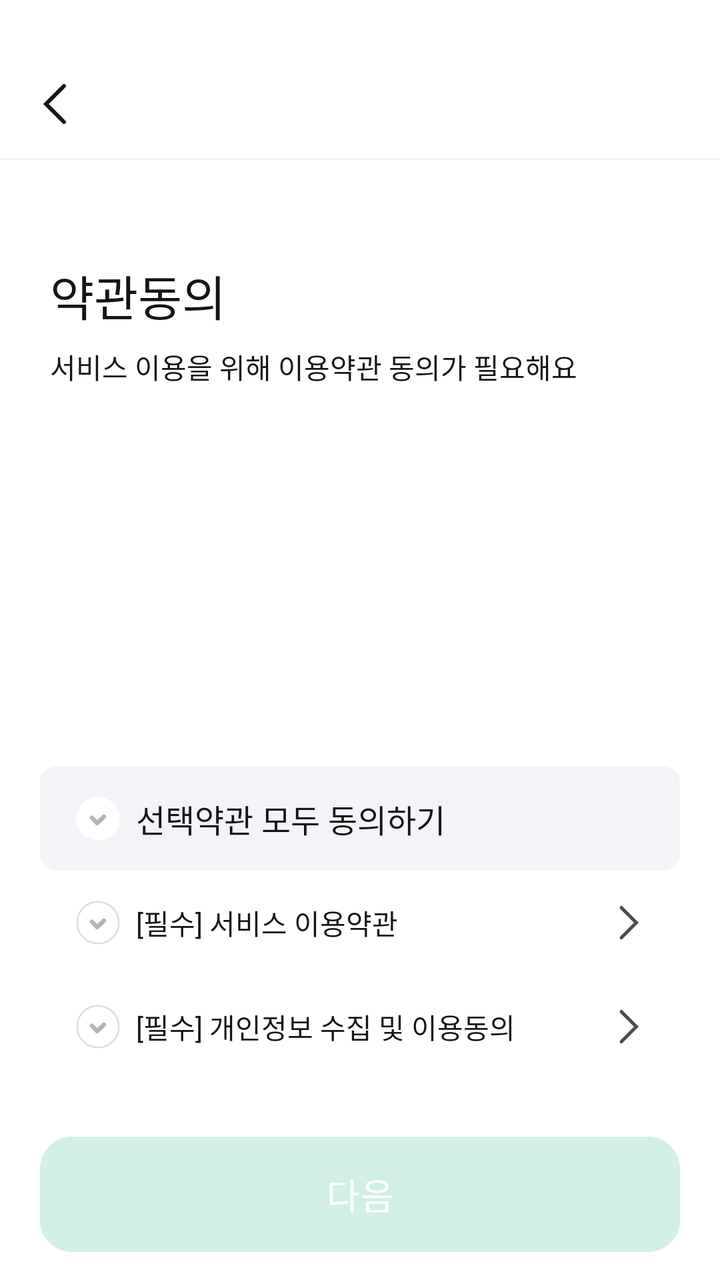
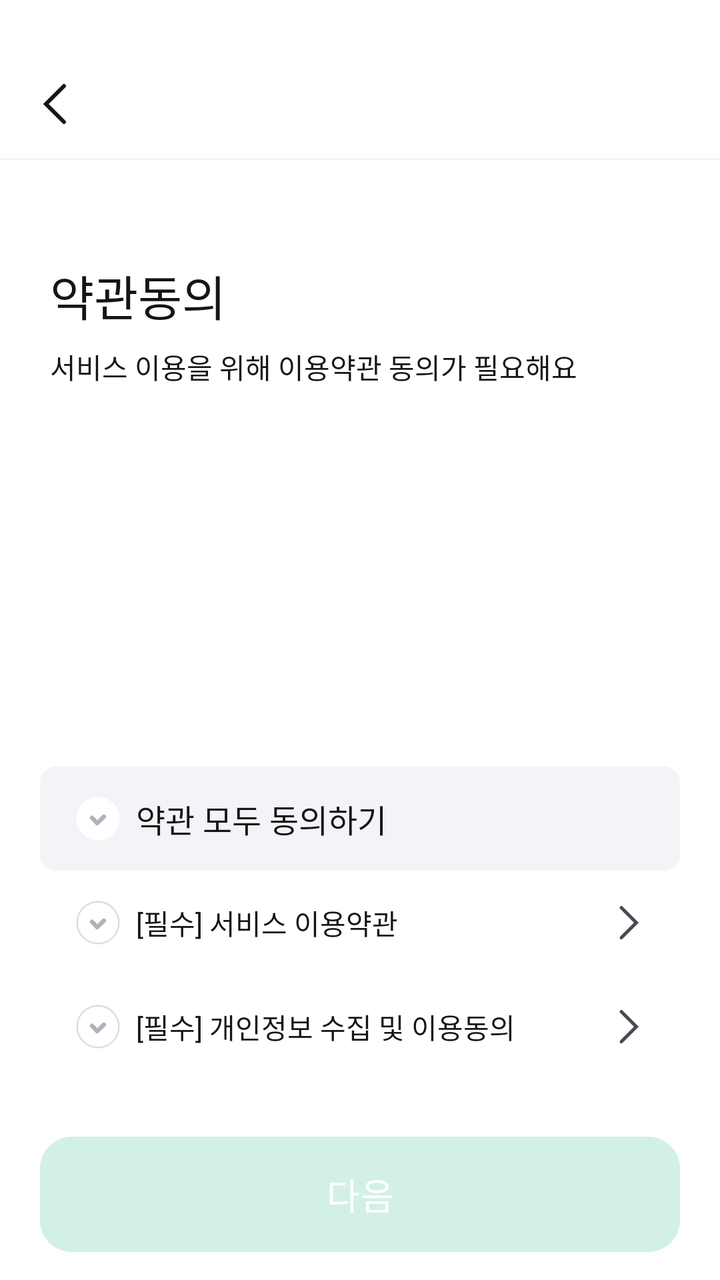

Two renders of the same Android screen: before a commit and after it. Below are the layout's source before the change and the commit's diff.
<!-- AndroidManifest.xml: application theme Theme.Terbuck -->
<!-- res/layout/fragment_sign_up_agreement.xml -->
<?xml version="1.0" encoding="utf-8"?>
<androidx.constraintlayout.widget.ConstraintLayout xmlns:android="http://schemas.android.com/apk/res/android"
    xmlns:tools="http://schemas.android.com/tools"
    android:layout_width="match_parent"
    android:layout_height="match_parent"
    xmlns:app="http://schemas.android.com/apk/res-auto"
    tools:context=".ui.onboarding.SignUpAgreementFragment">

    <include
        android:id="@+id/toolbar"
        layout="@layout/toolbar_back_title"
        android:layout_width="0dp"
        android:layout_height="wrap_content"
        app:layout_constraintEnd_toEndOf="parent"
        app:layout_constraintStart_toStartOf="parent"
        app:layout_constraintTop_toTopOf="parent" />

    <TextView
        android:id="@+id/textView_title"
        style="@style/Title_Bold_24"
        android:layout_width="wrap_content"
        android:layout_height="wrap_content"
        android:layout_marginTop="50dp"
        android:layout_marginStart="25dp"
        android:text="약관동의"
        app:layout_constraintStart_toStartOf="parent"
        app:layout_constraintTop_toBottomOf="@+id/toolbar" />

    <TextView
        android:id="@+id/textView_description"
        android:layout_width="wrap_content"
        android:layout_height="wrap_content"
        android:layout_marginEnd="25dp"
        android:layout_marginTop="8dp"
        android:text="서비스 이용을 위해 이용약관 동의가 필요해요"
        app:layout_constraintEnd_toEndOf="parent"
        app:layout_constraintHorizontal_bias="0.0"
        app:layout_constraintStart_toStartOf="@+id/textView_title"
        app:layout_constraintTop_toBottomOf="@+id/textView_title" />

    <androidx.constraintlayout.widget.ConstraintLayout
        android:layout_width="match_parent"
        android:layout_height="wrap_content"
        android:layout_marginHorizontal="20dp"
        android:layout_marginBottom="25dp"
        app:layout_constraintBottom_toTopOf="@+id/button_next"
        app:layout_constraintEnd_toEndOf="parent"
        app:layout_constraintStart_toStartOf="parent"
        app:layout_constraintTop_toBottomOf="@+id/textView_description"
        app:layout_constraintVertical_bias="1.0">

        <LinearLayout
            android:id="@+id/layout_agreement_all"
            android:layout_width="match_parent"
            android:layout_height="match_parent"
            android:background="@drawable/background_white5_radius8"
            android:orientation="horizontal"
            android:paddingHorizontal="16dp"
            android:paddingVertical="13dp"
            app:layout_constraintEnd_toEndOf="parent"
            app:layout_constraintStart_toStartOf="parent"
            app:layout_constraintTop_toTopOf="parent">

            <ImageView
                android:id="@+id/imageView_checkbox_all"
                android:layout_width="wrap_content"
                android:layout_height="wrap_content"
                android:layout_gravity="center"
                android:src="@drawable/ic_checkbox_white" />

            <TextView
                android:id="@+id/textView_agreement_all"
                style="@style/Text_Semi_16"
                android:layout_width="wrap_content"
                android:layout_height="wrap_content"
                android:layout_gravity="center"
                android:layout_marginStart="6dp"
                android:layout_weight="1"
                android:text="선택약관 모두 동의하기" />
        </LinearLayout>

        <LinearLayout
            android:id="@+id/layout_agreement1"
            android:layout_width="match_parent"
            android:layout_height="match_parent"
            android:orientation="horizontal"
            android:paddingHorizontal="16dp"
            android:paddingVertical="13dp"
            app:layout_constraintEnd_toEndOf="parent"
            app:layout_constraintStart_toStartOf="parent"
            app:layout_constraintTop_toBottomOf="@+id/layout_agreement_all">

            <ImageView
                android:id="@+id/imageView_checkbox1"
                android:layout_width="wrap_content"
                android:layout_height="wrap_content"
                android:layout_gravity="center"
                android:src="@drawable/ic_checkbox_stroke" />

            <TextView
                android:id="@+id/textView_agreement_agreement1"
                style="@style/Text_Regular_14"
                android:layout_width="wrap_content"
                android:layout_height="wrap_content"
                android:layout_gravity="center"
                android:layout_marginStart="6dp"
                android:layout_marginEnd="6dp"
                android:layout_weight="1"
                android:text="[필수] 서비스 이용약관" />

            <ImageView
                android:id="@+id/imageView_next1"
                android:layout_width="wrap_content"
                android:layout_height="wrap_content"
                android:layout_gravity="center"
                android:src="@drawable/ic_next_black30" />
        </LinearLayout>

        <LinearLayout
            android:id="@+id/layout_agreement2"
            android:layout_width="match_parent"
            android:layout_height="match_parent"
            android:orientation="horizontal"
            android:paddingHorizontal="16dp"
            android:paddingVertical="13dp"
            app:layout_constraintEnd_toEndOf="parent"
            app:layout_constraintStart_toStartOf="parent"
            app:layout_constraintTop_toBottomOf="@+id/layout_agreement1">

            <ImageView
                android:id="@+id/imageView_checkbox2"
                android:layout_width="wrap_content"
                android:layout_height="wrap_content"
                android:layout_gravity="center"
                android:src="@drawable/ic_checkbox_stroke" />

            <TextView
                android:id="@+id/textView_agreement_agreement2"
                style="@style/Text_Regular_14"
                android:layout_width="wrap_content"
                android:layout_height="wrap_content"
                android:layout_gravity="center"
                android:layout_marginStart="6dp"
                android:layout_marginEnd="6dp"
                android:layout_weight="1"
                android:text="[필수] 개인정보 수집 및 이용동의" />

            <ImageView
                android:id="@+id/imageView_next2"
                android:layout_width="wrap_content"
                android:layout_height="wrap_content"
                android:layout_gravity="center"
                android:src="@drawable/ic_next_black30" />
        </LinearLayout>
    </androidx.constraintlayout.widget.ConstraintLayout>

    <Button
        android:id="@+id/button_next"
        style="@style/NextButton"
        android:layout_width="0dp"
        android:layout_height="wrap_content"
        android:enabled="false"
        android:text="다음"
        app:layout_constraintBottom_toBottomOf="parent"
        app:layout_constraintEnd_toEndOf="parent"
        app:layout_constraintStart_toStartOf="parent" />
</androidx.constraintlayout.widget.ConstraintLayout>
<!-- res/layout/toolbar_back_title.xml (included above) -->
<?xml version="1.0" encoding="utf-8"?>
<androidx.constraintlayout.widget.ConstraintLayout xmlns:android="http://schemas.android.com/apk/res/android"
    xmlns:app="http://schemas.android.com/apk/res-auto"
    xmlns:tools="http://schemas.android.com/tools"
    android:layout_width="match_parent"
    android:layout_height="wrap_content"
    android:paddingTop="24dp">

    <androidx.constraintlayout.widget.ConstraintLayout
        android:layout_width="0dp"
        android:layout_height="wrap_content"
        android:padding="16dp"
        app:layout_constraintBottom_toBottomOf="@+id/divider"
        app:layout_constraintEnd_toEndOf="parent"
        app:layout_constraintStart_toStartOf="parent"
        app:layout_constraintTop_toTopOf="parent">

        <ImageView
            android:id="@+id/button_back"
            android:layout_width="wrap_content"
            android:layout_height="wrap_content"
            app:layout_constraintStart_toStartOf="parent"
            app:layout_constraintTop_toTopOf="parent"
            app:srcCompat="@drawable/ic_back_black50" />

        <TextView
            android:id="@+id/textView_head"
            style="@style/Text_Semi_16"
            android:layout_width="wrap_content"
            android:layout_height="wrap_content"
            app:layout_constraintBottom_toBottomOf="@+id/button_back"
            app:layout_constraintEnd_toEndOf="parent"
            app:layout_constraintStart_toStartOf="parent"
            app:layout_constraintTop_toTopOf="@+id/button_back" />
    </androidx.constraintlayout.widget.ConstraintLayout>

    <View
        android:id="@+id/divider"
        android:layout_width="match_parent"
        android:layout_height="1dp"
        android:background="@color/white_5"
        app:layout_constraintBottom_toBottomOf="parent"
        tools:layout_editor_absoluteX="16dp" />
</androidx.constraintlayout.widget.ConstraintLayout>
<!-- resources referenced by this layout -->
<resources>
  <color name="white_5">#F2F4F7</color>
  <!-- drawable background_white5_radius8 (drawable) -->
  <?xml version="1.0" encoding="utf-8"?>
  <shape xmlns:android="http://schemas.android.com/apk/res/android">
  
      <solid android:color="@color/white_5"/>
  
      <corners android:radius="8dp"/>
  </shape>
  <!-- drawable ic_back_black50 (drawable) -->
  <vector xmlns:android="http://schemas.android.com/apk/res/android"
      android:width="24dp"
      android:height="24dp"
      android:viewportWidth="24"
      android:viewportHeight="24">
    <path
        android:pathData="M16,21L7,12L16,3"
        android:strokeWidth="2"
        android:fillColor="#00000000"
        android:strokeColor="#141517"
        android:strokeLineCap="round"/>
  </vector>
  <!-- drawable ic_next_black30 (drawable) -->
  <vector xmlns:android="http://schemas.android.com/apk/res/android"
      android:width="20dp"
      android:height="20dp"
      android:viewportWidth="20"
      android:viewportHeight="20">
    <path
        android:pathData="M6.667,2.5L14.167,10L6.667,17.5"
        android:strokeWidth="1.66667"
        android:fillColor="#00000000"
        android:strokeColor="#5A5E66"
        android:strokeLineCap="round"/>
    <path
        android:pathData="M6.667,2.5L14.167,10L6.667,17.5"
        android:strokeAlpha="0.2"
        android:strokeWidth="1.66667"
        android:fillColor="#00000000"
        android:strokeColor="#000000"
        android:strokeLineCap="round"/>
  </vector>
  <style name="NextButton" parent="Text_Semi_18">
          <item name="android:layout_height">wrap_content</item>
          <item name="android:layout_marginHorizontal">20dp</item>
          <item name="android:layout_marginBottom">10dp</item>
          <item name="android:textColor">@color/white</item>
          <item name="cornerRadius">16dp</item>
          <item name="android:backgroundTint">@drawable/background_button</item>
          <item name="android:paddingVertical">15.5dp</item>
      </style>
  <style name="Text_Regular_14">
          <item name="android:fontFamily">@font/pretendard_regular</item>
          <item name="android:textSize">14sp</item>
      </style>
  <style name="Text_Semi_16">
          <item name="android:fontFamily">@font/pretendard_semi_bold</item>
          <item name="android:textSize">16sp</item>
      </style>
  <style name="Title_Bold_24">
          <item name="android:fontFamily">@font/pretendard_bold</item>
          <item name="android:textSize">24sp</item>
      </style>
  <style name="Theme.Terbuck" parent="Base.Theme.Terbuck" />
  <style name="Text_Semi_18">
          <item name="android:fontFamily">@font/pretendard_semi_bold</item>
          <item name="android:textSize">18sp</item>
      </style>
  <color name="white">#FFFFFFFF</color>
  <!-- drawable background_button (drawable) -->
  <?xml version="1.0" encoding="utf-8"?>
  <selector xmlns:android="http://schemas.android.com/apk/res/android">
  
      <item android:state_enabled="false" android:color="@color/green_10"/>
      <item android:state_enabled="true" android:color="@color/green_50"/>
  
  </selector>
  <style name="Base.Theme.Terbuck" parent="Theme.Material3.DayNight.NoActionBar">
          <item name="colorPrimary">@color/green_50</item>
          <item name="android:statusBarColor">@color/transparent</item>
          <item name="android:textColor">@color/black_50</item>
          <item name="android:windowBackground">@color/white</item>
          <item name="colorControlActivated">@color/green_50</item> 
          <item name="android:windowLightStatusBar">true</item>   
      </style>
  <color name="green_10">#D2F1E4</color>
  <color name="green_50">#6AD8A9</color>
  <color name="transparent">#00000000</color>
  <color name="black_50">#141517</color>
  <!-- unchanged entries left out for length: 2 -->
</resources>

<!-- the commit's change to res/layout/fragment_sign_up_agreement.xml (unified diff, before → after) -->
@@ -76,7 +76,7 @@
                 android:layout_gravity="center"
                 android:layout_marginStart="6dp"
                 android:layout_weight="1"
-                android:text="선택약관 모두 동의하기" />
+                android:text="약관 모두 동의하기" />
         </LinearLayout>
 
         <LinearLayout
